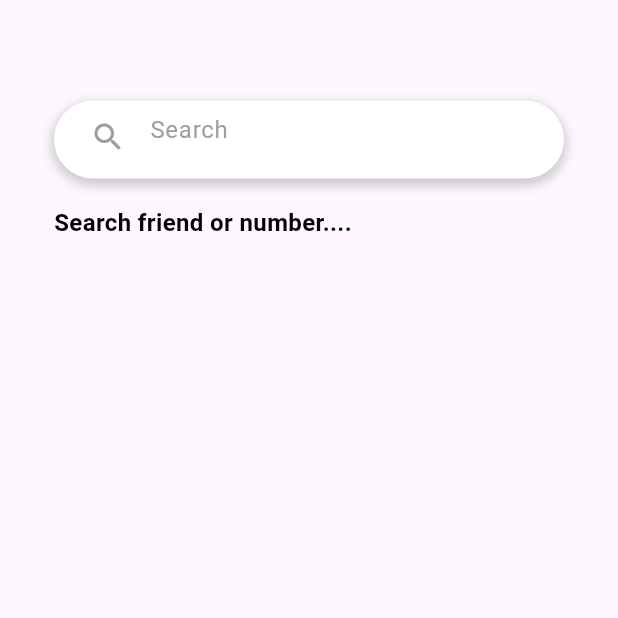
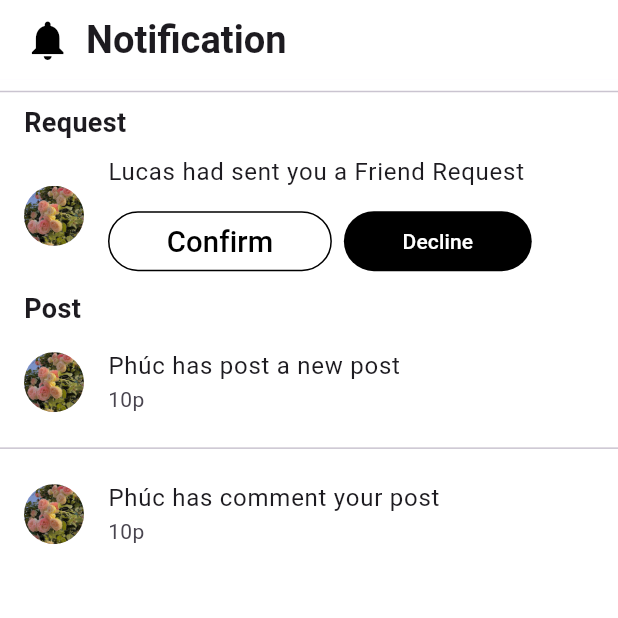
Before and after one commit to viet290423/GiaoDienNguoiMay, a Flutter app: the NotificationScreen screen opened directly, on a phone screen of 412 x 824 dp, the top half of it. Run offline on Flutter 3.47's test engine with Material 3 defaults, Android fonts, the phone set to English and light mode, and no system bars; our stand-ins replace auto_size_text, camera, get, google_nav_bar, socket_io_client, timeago; Roboto replaces fonts that are missing (Montserrat, Poppins).

Commit message:
ui screen for chat and notification

```diff
--- a/demo/lib/screen/chat/chat_screen.dart
+++ b/demo/lib/screen/chat/chat_screen.dart
@@ -1,13 +1,56 @@
+import 'package:flutter/cupertino.dart';
 import 'package:flutter/material.dart';
+import 'package:demo/widgets/app_bar_widget.dart';
 
-class ChatScreen extends StatelessWidget{
+class ChatScreen extends StatelessWidget {
+  const ChatScreen({super.key});
+
   @override
   Widget build(BuildContext context) {
     return Scaffold(
-      body: Center(
-        child: Container(
-          child: Text("Chat"),
-        ),
+      appBar: AppBarWidget(
+        icon: CupertinoIcons.chat_bubble,
+        title: "Messages",
+      ),
+      body: Column(
+        children: [
+          Padding(
+            padding: const EdgeInsets.all(16.0),
+            child: TextField(
+              decoration: InputDecoration(
+                prefixIcon: Icon(Icons.search),
+                hintText: 'Search...',
+                border: OutlineInputBorder(
+                  borderRadius: BorderRadius.circular(20),
+                  borderSide: BorderSide.none,
+                ),
+                filled: true,
+                fillColor: Colors.grey.shade200,
+              ),
+            ),
+          ),
+          Expanded(
+            child: ListView.builder(
+              itemCount: 2, // Số lượng tin nhắn
+              itemBuilder: (context, index) {
+                return Column(
+                  children: [
+                    ListTile(
+                      leading: CircleAvatar(
+                        backgroundColor: Colors.grey,
+                        radius: 20,
+                      ),
+                      title: Text('Phúc Thành'),
+                      subtitle: Text('Đi đâu đấy??'),
+                      trailing: Text('17:35'),
+                    ),
+                    Divider(),
+                  ],
+                );
+              },
+            ),
+          ),
+        ],
       ),
     );
   }
--- a/demo/lib/screen/notification/notification_screen.dart
+++ b/demo/lib/screen/notification/notification_screen.dart
@@ -1,5 +1,6 @@
-
+import 'package:demo/app/dimensions.dart';
 import 'package:flutter/material.dart';
+import 'package:demo/widgets/app_bar_widget.dart';
 
 class NotificationScreen extends StatelessWidget {
   const NotificationScreen({super.key});
@@ -7,60 +8,92 @@ class NotificationScreen extends StatelessWidget {
   @override
   Widget build(BuildContext context) {
     return Scaffold(
+      backgroundColor: Colors.transparent,
+      appBar:
+          const AppBarWidget(icon: Icons.notifications, title: "Notification"),
       body: Stack(
         children: [
-          Padding(
-            padding: const EdgeInsets.only(left: 36, top: 67, right: 36),
-            child: Column(
+          Column(
             crossAxisAlignment: CrossAxisAlignment.start,
             children: [
-                Container(
-                  width: 380,
-                  height: 52,
-                  padding: const EdgeInsets.symmetric(horizontal: 12),
-                  decoration: BoxDecoration(
-                    color: Colors.white,
-                    borderRadius: BorderRadius.circular(30),
-                    boxShadow: [
-                      BoxShadow(
-                        color: Colors.grey.withOpacity(0.5),
-                        spreadRadius: 2,
-                        blurRadius: 5,
-                        offset: const Offset(0, 3),
+              const Divider(),
+              const Padding(
+                padding: EdgeInsets.symmetric(horizontal: 16.0),
+                child: Text(
+                  'Request',
+                  style: TextStyle(
+                    fontSize: 18,
+                    fontWeight: FontWeight.bold,
+                  ),
+                ),
+              ),
+              ListTile(
+                leading: const CircleAvatar(
+                  backgroundImage: AssetImage('assets/images/flowers.png'),
+                  radius: 20,
+                ),
+                title: const Text('Lucas had sent you a Friend Request'),
+                subtitle: Padding(
+                  padding: EdgeInsets.only(top: Dimensions.height10),
+                  child: Row(
+                    children: [
+                      TextButton(
+                        onPressed: () {},
+                        style: TextButton.styleFrom(
+                          padding: EdgeInsets.symmetric(
+                              horizontal: Dimensions.width20 * 2),
+                          foregroundColor: Colors.black,
+                          backgroundColor: Colors.white,
+                          side: const BorderSide(color: Colors.black),
+                        ),
+                        child: Text(
+                          'Confirm',
+                          style: TextStyle(fontSize: Dimensions.font20),
+                        ),
+                      ),
+                      const SizedBox(width: 8),
+                      TextButton(
+                        onPressed: () {},
+                        style: TextButton.styleFrom(
+                          padding: EdgeInsets.symmetric(
+                              horizontal: Dimensions.width20 * 2),
+                          backgroundColor: Colors.black,
+                          foregroundColor: Colors.white,
+                        ),
+                        child: const Text('Decline'),
                       ),
                     ],
                   ),
-                  child: TextField(
-                    decoration: const InputDecoration(
-                      hintText: 'Search',
-                      hintStyle: TextStyle(color: Colors.grey),
-                      border: InputBorder.none,
-                      prefixIcon: Icon(Icons.search, color: Colors.grey),
-                    ),
-                    onChanged: (value) {
-                      print('Searching for: $value');
-                    },
                 ),
               ),
-                const SizedBox(
-                  height: 20,
-                ),
-                const SizedBox(
-                  width: 331,
-                  height: 35,
+              const Padding(
+                padding: EdgeInsets.symmetric(horizontal: 16.0),
                 child: Text(
-                    'Search friend or number....',
+                  'Post',
                   style: TextStyle(
-                      color: Colors.black,
-                      fontSize: 16,
-                      fontFamily: 'Poppins',
-                      fontWeight: FontWeight.w600,
-                      height: 0,
+                    fontSize: 18,
+                    fontWeight: FontWeight.bold,
                   ),
                 ),
               ),
+              const ListTile(
+                leading: CircleAvatar(
+                  backgroundImage: AssetImage('assets/images/flowers.png'),
+                  radius: 20,
+                ),
+                title: Text('Phúc has post a new post'),
+                subtitle: Text('10p'),
+              ),
+              const Divider(),
+              const ListTile(
+                leading: CircleAvatar(
+                  backgroundImage: AssetImage('assets/images/flowers.png'),
+                  radius: 20,
+                ),
+                title: Text('Phúc has comment your post'),
+                subtitle: Text('10p'),
+              ),
             ],
-            ),
           ),
         ],
       ),
--- /dev/null
+++ b/demo/lib/widgets/app_bar_widget.dart
@@ -0,0 +1,45 @@
+import 'package:demo/app/dimensions.dart';
+import 'package:flutter/foundation.dart';
+import 'package:flutter/material.dart';
+import 'package:flutter/widgets.dart';
+
+class AppBarWidget extends StatelessWidget implements PreferredSizeWidget {
+  final IconData icon;
+  final String title;
+  const AppBarWidget({super.key, required this.icon, required this.title});
+
+  @override
+  Widget build(BuildContext context) {
+    return Scaffold(
+      appBar: AppBar(
+        backgroundColor: Colors.white,
+        centerTitle: false,
+        title: Row(
+          mainAxisAlignment: MainAxisAlignment.start,
+          crossAxisAlignment: CrossAxisAlignment.start,
+          children: [
+            Icon(
+              icon,
+              size: Dimensions.iconSize16 * 2,
+              color: Colors.black,
+            ),
+            SizedBox(
+              width: Dimensions.width10,
+            ),
+            Text(
+              title,
+              style: TextStyle(
+                fontFamily: 'Montserrat',
+                fontSize: Dimensions.font26,
+                fontWeight: FontWeight.bold,
+              ),
+            )
+          ],
+        ),
+      ),
+    );
+  }
+
+  @override
+  Size get preferredSize => Size(500, 53);
+}
```
Lines whose indentation alone changed are shown as unchanged.
